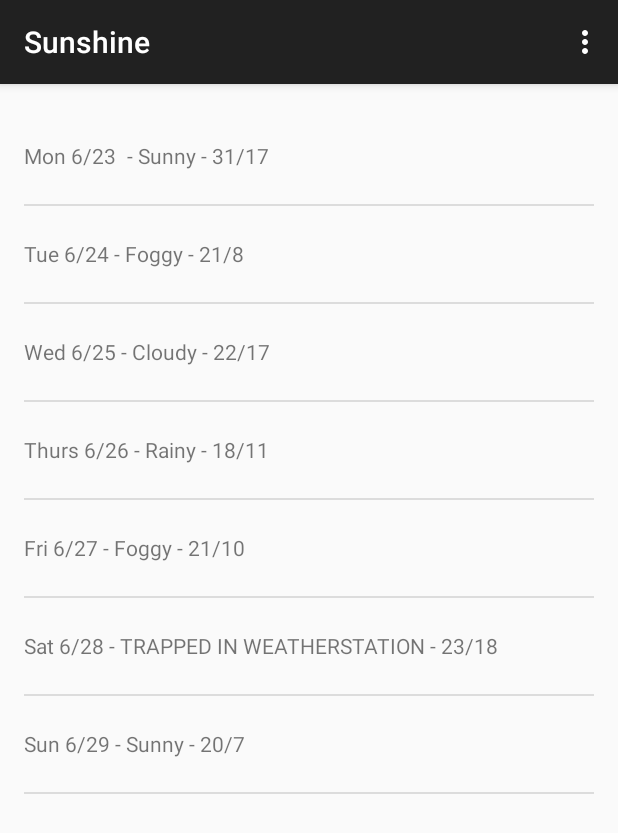
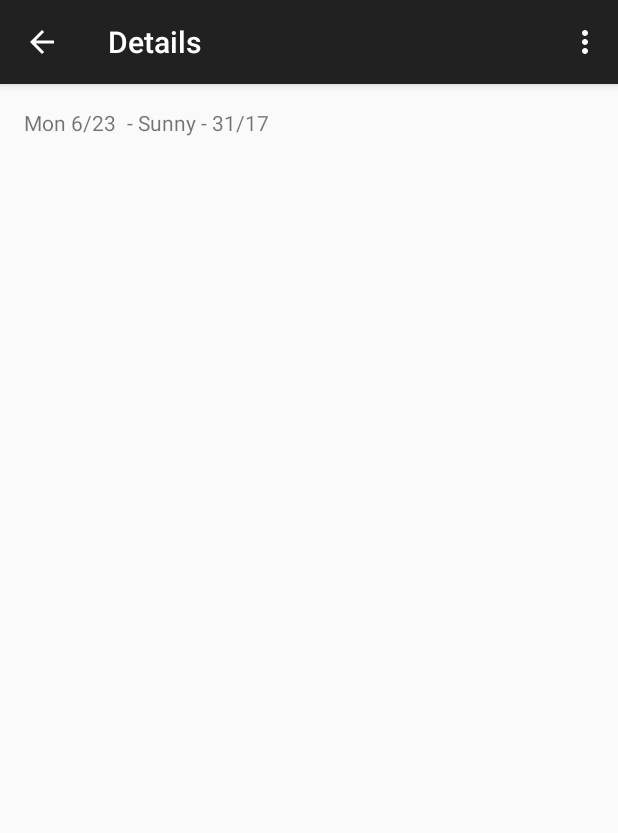
Before and after one commit to adeleong/Sunshine, an Android app: the screen it shows after launch (MainActivity before the commit, DetailActivity after it), after a tap on an icon or button, on a phone screen of 412 x 824 dp. Shown: the top 833 px of the screen. Run offline under Robolectric (Android 15) with nearby library versions, the phone set to English and light mode, and no system bars.

Commit message:
2do commit lesson 3

```diff
--- a/app/src/main/java/com/example/android/sunshine/app/DetailActivity.java
+++ b/app/src/main/java/com/example/android/sunshine/app/DetailActivity.java
@@ -1,5 +1,6 @@
 package com.example.android.sunshine.app;
 
+import android.content.Intent;
 import android.os.Bundle;
 import android.support.v4.app.Fragment;
 import android.support.v7.app.ActionBarActivity;
@@ -8,7 +9,7 @@ import android.view.Menu;
 import android.view.MenuItem;
 import android.view.View;
 import android.view.ViewGroup;
-
+import android.widget.TextView;
 
 public class DetailActivity extends ActionBarActivity {
 
@@ -18,7 +19,7 @@ public class DetailActivity extends ActionBarActivity {
         setContentView(R.layout.activity_detail);
         if (savedInstanceState == null) {
             getSupportFragmentManager().beginTransaction()
-                    .add(R.id.container, new PlaceholderFragment())
+                    .add(R.id.container, new DetailFragment())
                     .commit();
         }
     }
@@ -49,15 +50,22 @@ public class DetailActivity extends ActionBarActivity {
     /**
      * A placeholder fragment containing a simple view.
      */
-    public static class PlaceholderFragment extends Fragment {
+    public static class DetailFragment extends Fragment {
 
-        public PlaceholderFragment() {
+        public DetailFragment() {
         }
 
         @Override
         public View onCreateView(LayoutInflater inflater, ViewGroup container,
                                  Bundle savedInstanceState) {
             View rootView = inflater.inflate(R.layout.fragment_detail, container, false);
+            Intent intent = getActivity().getIntent();
+
+            if (intent != null && intent.hasExtra(Intent.EXTRA_TEXT)){
+                String forecastStr = intent.getStringExtra(Intent.EXTRA_TEXT);
+                ((TextView) rootView.findViewById(R.id.detail_text))
+                        .setText(forecastStr);
+            }
             return rootView;
         }
     }
--- a/app/src/main/java/com/example/android/sunshine/app/ForecastFragment.java
+++ b/app/src/main/java/com/example/android/sunshine/app/ForecastFragment.java
@@ -1,5 +1,6 @@
 package com.example.android.sunshine.app;
 
+import android.content.Intent;
 import android.net.Uri;
 import android.os.AsyncTask;
 import android.os.Bundle;
@@ -15,7 +16,6 @@ import android.view.ViewGroup;
 import android.widget.AdapterView;
 import android.widget.ArrayAdapter;
 import android.widget.ListView;
-import android.widget.Toast;
 
 import org.json.JSONArray;
 import org.json.JSONException;
@@ -103,7 +103,9 @@ public class ForecastFragment extends Fragment {
             @Override
             public void onItemClick(AdapterView<?> parent, View view, int position, long id) {
                 String forecast = mForecastAdapter.getItem(position);
-                Toast.makeText(getActivity(), forecast, Toast.LENGTH_SHORT).show();
+                Intent intent = new Intent(getActivity(),DetailActivity.class)
+                        .putExtra(Intent.EXTRA_TEXT, forecast);
+                startActivity(intent);
             }
         });
 
--- a/app/src/main/res/layout/fragment_detail.xml
+++ b/app/src/main/res/layout/fragment_detail.xml
@@ -4,9 +4,13 @@
     android:paddingRight="@dimen/activity_horizontal_margin"
     android:paddingTop="@dimen/activity_vertical_margin"
     android:paddingBottom="@dimen/activity_vertical_margin"
-    tools:context="com.example.android.sunshine.app.DetailActivity$PlaceholderFragment">
+    tools:context="com.example.android.sunshine.app.DetailActivity.DetailFragment">
 
-    <TextView android:text="@string/hello_world" android:layout_width="wrap_content"
+
+    <TextView
+        android:id="@+id/detail_text"
+        android:text="@string/hello_world"
+        android:layout_width="wrap_content"
         android:layout_height="wrap_content" />
 
 </RelativeLayout>
--- a/app/src/main/res/values/strings.xml
+++ b/app/src/main/res/values/strings.xml
@@ -5,6 +5,6 @@
     <string name="hello_world">Hello world!</string>
     <string name="action_settings">Settings</string>
     <string name="action_refresh" translatable="false">Refresh</string>
-    <string name="title_activity_detail">DetailActivity</string>
+    <string name="title_activity_detail">Details</string>
 
 </resources>
```
